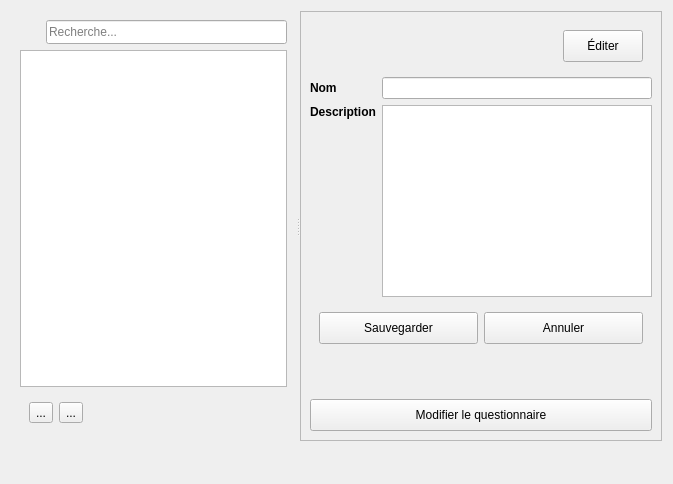
The window that client/src/services/SurveyService/SurveyServiceConfigWidget.ui (introlab/openteraplus) describes before a commit, drawn with Qt 5.
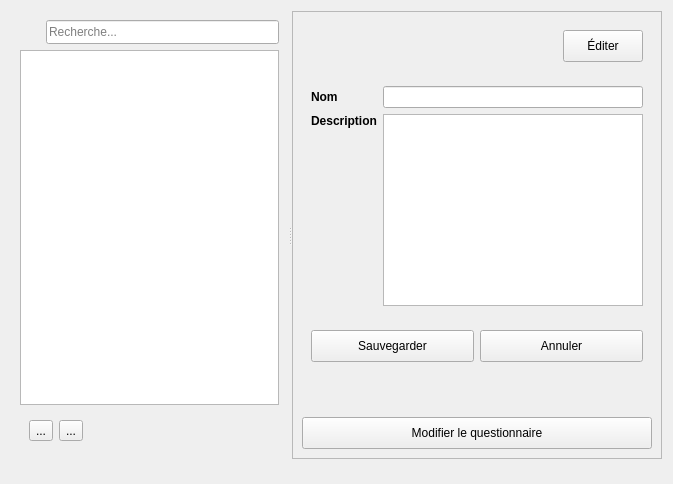
The same window after the commit. Icons and pictures are not drawn. Custom widgets are drawn as their Qt base class.

Diff of the .ui file:
```diff
--- a/client/src/services/SurveyService/SurveyServiceConfigWidget.ui
+++ b/client/src/services/SurveyService/SurveyServiceConfigWidget.ui
@@ -280,7 +280,7 @@
         <number>0</number>
        </property>
        <item>
-        <widget class="QFrame" name="frameEditor">
+        <widget class="QFrame" name="frameItemEditor">
          <property name="sizePolicy">
           <sizepolicy hsizetype="Expanding" vsizetype="MinimumExpanding">
            <horstretch>0</horstretch>
@@ -340,6 +340,7 @@
            </widget>
           </item>
           <item>
+           <widget class="QFrame" name="frameEditor">
            <layout class="QGridLayout" name="gridLayout">
             <item row="0" column="0">
              <widget class="QLabel" name="lblName">
@@ -382,6 +383,7 @@
              </widget>
             </item>
            </layout>
+           </widget>
           </item>
           <item>
            <widget class="QFrame" name="frameSave">
```
Lines whose indentation alone changed are shown as unchanged.
